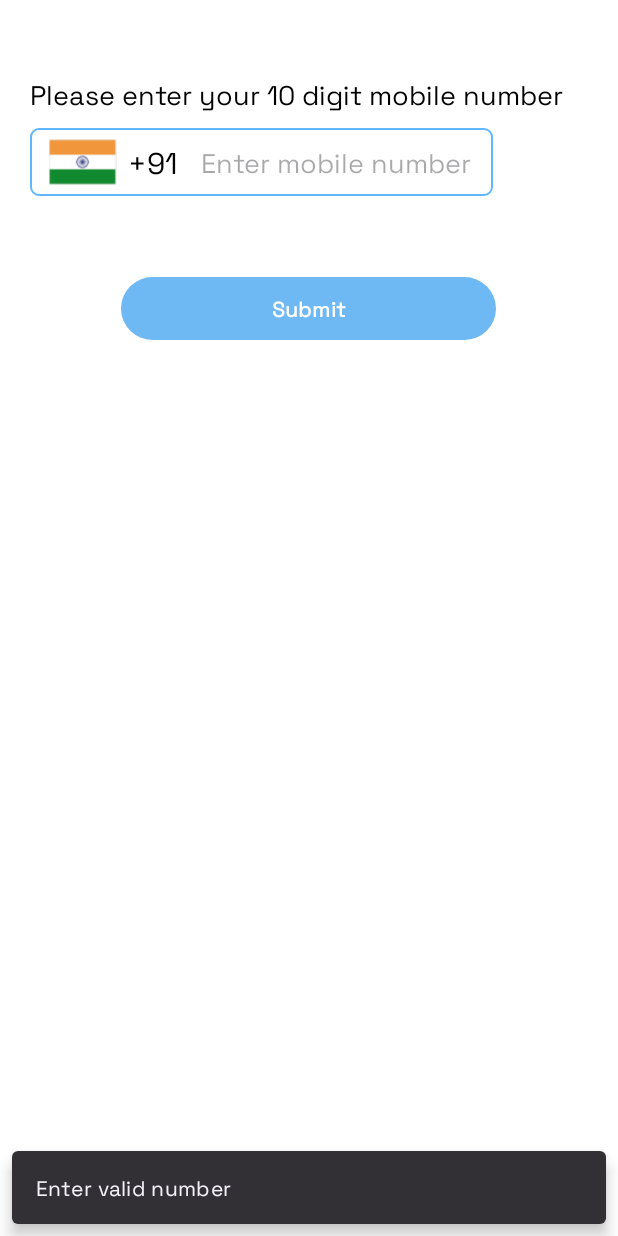
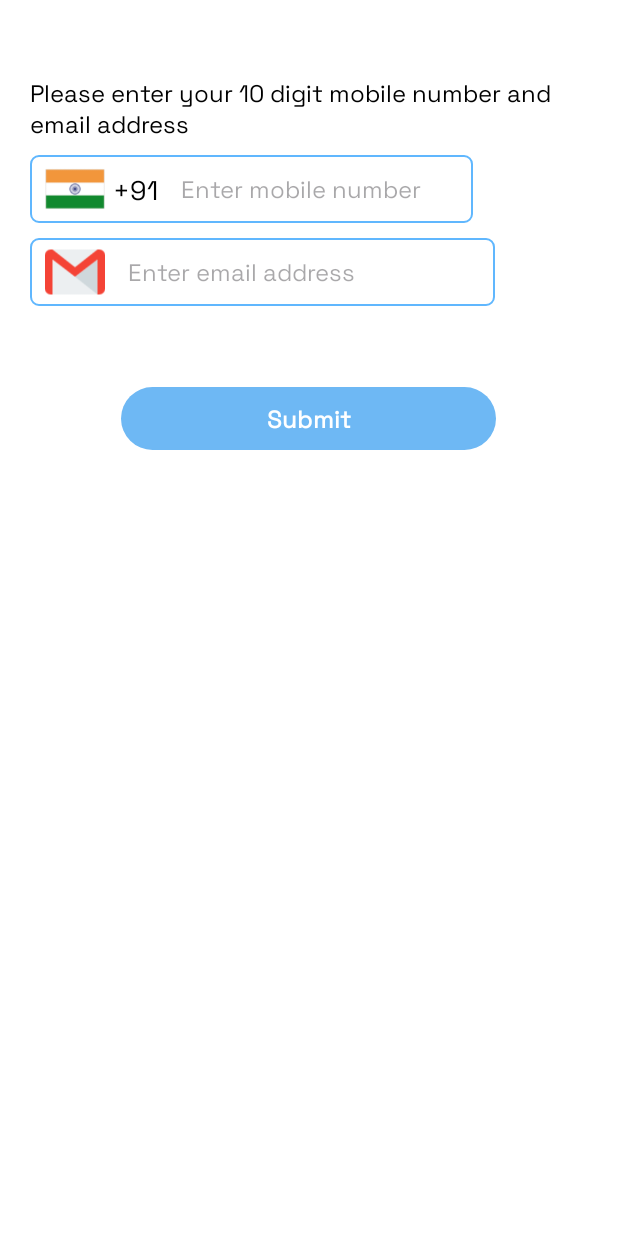
Before and after one commit to RG-67/cred_manager, an Android app: the ForgotPassActivity screen opened directly, with no data from a screen before it, after a tap on "Submit", on a phone screen of 412 x 824 dp. Run offline under Robolectric (Android 15) with nearby library versions, the phone set to English and light mode, and no system bars; our stand-ins replace Firebase (no records; nobody signed in at launch, a user with empty details on screens opened directly).

Commit message:
Forgot password section incomplete

```diff
--- a/app/src/main/java/com/project/credmanager/activity/ForgotPassActivity.kt
+++ b/app/src/main/java/com/project/credmanager/activity/ForgotPassActivity.kt
@@ -13,6 +13,7 @@ import androidx.activity.enableEdgeToEdge
 import androidx.appcompat.app.AppCompatActivity
 import androidx.core.view.ViewCompat
 import androidx.core.view.WindowInsetsCompat
+import androidx.lifecycle.ViewModelProvider
 import com.google.android.material.snackbar.Snackbar
 import com.google.firebase.FirebaseException
 import com.google.firebase.auth.FirebaseAuth
@@ -22,34 +23,57 @@ import com.google.firebase.auth.PhoneAuthOptions
 import com.google.firebase.auth.PhoneAuthProvider
 import com.project.credmanager.R
 import com.project.credmanager.databinding.ActivityForgotPassBinding
+import com.project.credmanager.network.ApiClient
+import com.project.credmanager.network.repository.UserDetailsRepo
+import com.project.credmanager.userViewModel.UserApiViewModel.UserApiViewModelFactory
+import com.project.credmanager.userViewModel.UserApiViewModel.UserDetailsApiViewModel
+import com.project.credmanager.utils.HandleUserInput
 import com.project.credmanager.utils.Loading
 import java.util.concurrent.TimeUnit
 
 class ForgotPassActivity : AppCompatActivity() {
 
     private lateinit var binding: ActivityForgotPassBinding
-    private var otp = ""
-    private var auth: FirebaseAuth? = null
+
+    //    private var otp = ""
+//    private var auth: FirebaseAuth? = null
+    private lateinit var userDetailsApiViewModel: UserDetailsApiViewModel
 
     override fun onCreate(savedInstanceState: Bundle?) {
         super.onCreate(savedInstanceState)
         binding = ActivityForgotPassBinding.inflate(layoutInflater)
         setContentView(binding.root)
 
-        auth = FirebaseAuth.getInstance()
+//        auth = FirebaseAuth.getInstance()
 
-        setClickMethod()
+        val apiInterface = ApiClient.apiInterface
+        userDetailsApiViewModel = ViewModelProvider(
+            this,
+            UserApiViewModelFactory(UserDetailsRepo(apiInterface), null)
+        )[UserDetailsApiViewModel::class.java]
+
+        userDetailsApiViewModel.getUserByPhone.observe(this) { user ->
+
+        }
+
+        binding.submitBtn.setOnClickListener {
+            handleUserInput()
+        }
 
     }
 
-    private fun setClickMethod() {
+    private fun handleUserInput() {
         binding.submitBtn.setOnClickListener {
             val number = binding.phoneNumber.text.toString()
-            if (number == "" || number.length != 10) {
-                Snackbar.make(this, binding.root, "Enter valid number", Snackbar.LENGTH_SHORT)
+            val email = binding.email.text.toString()
+
+            val result = HandleUserInput.checkVerifyPassInput(number, email)
+
+            if (result.second) {
+                Snackbar.make(this, binding.root, result.first, Snackbar.LENGTH_SHORT)
                     .show()
             } else {
-                sendOtp("+91" + number.trim())
+
             }
         }
 
@@ -61,8 +85,8 @@ class ForgotPassActivity : AppCompatActivity() {
             if (enteredOtp.length != 6) {
                 Snackbar.make(this, binding.root, "Enter OTP", Snackbar.LENGTH_SHORT).show()
             } else {
-                val credential = PhoneAuthProvider.getCredential(otp, enteredOtp)
-                signInWithCredential(credential)
+                /*val credential = PhoneAuthProvider.getCredential(otp, enteredOtp)
+                signInWithCredential(credential)*/
             }
         }
 
@@ -118,18 +142,8 @@ class ForgotPassActivity : AppCompatActivity() {
         }
     }
 
-    private fun sendOtp(number: String) {
-        Loading.showLoading(this)
-        val options = PhoneAuthOptions.newBuilder(auth!!)
-            .setPhoneNumber(number)
-            .setTimeout(60L, TimeUnit.SECONDS)
-            .setActivity(this)
-            .setCallbacks(callBack)
-            .build()
-        PhoneAuthProvider.verifyPhoneNumber(options)
-    }
 
-    private val callBack = object : PhoneAuthProvider.OnVerificationStateChangedCallbacks() {
+    /*private val callBack = object : PhoneAuthProvider.OnVerificationStateChangedCallbacks() {
         override fun onVerificationCompleted(credential: PhoneAuthCredential) {
             Loading.dismissLoading()
             signInWithCredential(credential)
@@ -179,7 +193,7 @@ class ForgotPassActivity : AppCompatActivity() {
                     }
                 }
             }
-    }
+    }*/
 
     private fun setPassVisibility(edtText: EditText, image: ImageView) {
         if (edtText.text.toString().isNotEmpty()) {
--- a/app/src/main/java/com/project/credmanager/network/ApiInterface.kt
+++ b/app/src/main/java/com/project/credmanager/network/ApiInterface.kt
@@ -63,6 +63,8 @@ interface ApiInterface {
 
     @DELETE(ApiConstants.deleteUserCred)
     suspend fun deleteUserCred(@QueryMap map: HashMap<String, String>): Response<DeleteUserCredRes>
+
+    @
     /*-----------------------------  *****  ------------------------------------*/
 
 }
--- a/app/src/main/res/layout/activity_forgot_pass.xml
+++ b/app/src/main/res/layout/activity_forgot_pass.xml
@@ -23,7 +23,7 @@
             android:layout_marginHorizontal="20dp"
             android:text="@string/enter_mobile_number_for_password_change"
             android:textColor="@color/black"
-            android:textSize="18sp" />
+            android:textSize="16sp" />
 
         <LinearLayout
             android:layout_width="wrap_content"
@@ -35,7 +35,7 @@
             android:orientation="horizontal">
 
             <ImageView
-                android:layout_width="50dp"
+                android:layout_width="40dp"
                 android:layout_height="match_parent"
                 android:layout_marginStart="10dp"
                 android:src="@drawable/flag" />
@@ -47,7 +47,7 @@
                 android:layout_marginEnd="10dp"
                 android:text="+91"
                 android:textColor="@color/black"
-                android:textSize="20sp" />
+                android:textSize="18sp" />
 
             <EditText
                 android:id="@+id/phoneNumber"
@@ -60,7 +60,36 @@
                 android:maxLength="10"
                 android:paddingHorizontal="5dp"
                 android:textColor="@color/charcoal"
-                android:textSize="18sp" />
+                android:textSize="16sp" />
+        </LinearLayout>
+
+        <LinearLayout
+            android:layout_width="wrap_content"
+            android:layout_height="45dp"
+            android:layout_marginHorizontal="20dp"
+            android:layout_marginTop="10dp"
+            android:background="@drawable/square_5_bg"
+            android:gravity="center"
+            android:orientation="horizontal">
+
+            <ImageView
+                android:layout_width="40dp"
+                android:layout_height="match_parent"
+                android:layout_marginStart="10dp"
+                android:src="@drawable/gmail"
+                android:layout_marginEnd="10dp"/>
+
+            <EditText
+                android:id="@+id/email"
+                android:layout_width="250dp"
+                android:layout_height="45dp"
+                android:background="@null"
+                android:gravity="center_vertical"
+                android:hint="Enter email address"
+                android:inputType="textEmailAddress"
+                android:paddingHorizontal="5dp"
+                android:textColor="@color/charcoal"
+                android:textSize="16sp" />
         </LinearLayout>
 
         <Button
@@ -71,6 +100,7 @@
             android:layout_marginTop="50dp"
             android:gravity="center"
             android:text="Submit"
+            android:textSize="16sp"
             android:textColor="@color/white"
             android:textStyle="bold" />
     </LinearLayout>
--- a/app/src/main/res/layout/activity_profile.xml
+++ b/app/src/main/res/layout/activity_profile.xml
@@ -104,8 +104,10 @@
                 android:layout_marginHorizontal="15dp"
                 android:layout_marginTop="5dp"
                 android:background="@drawable/square_5_bg"
+                android:clickable="false"
+                android:editable="false"
+                android:focusable="false"
                 android:hint="Enter mail id"
-                android:inputType="textEmailAddress"
                 android:paddingHorizontal="10dp"
                 android:singleLine="true"
                 android:textColor="@color/black"
--- a/app/src/main/res/values/strings.xml
+++ b/app/src/main/res/values/strings.xml
@@ -4,5 +4,5 @@
     <string name="profile">Profile</string>
     <string name="enter_otp">Please enter the 6-digit OTP sent to your registered number (%s)</string>
     <string name="change_password">Change the password for mobile number %s</string>
-    <string name="enter_mobile_number_for_password_change">Please enter your 10 digit mobile number</string>
+    <string name="enter_mobile_number_for_password_change">Please enter your 10 digit mobile number and email address</string>
 </resources>
```
Also changed, not shown: app/src/main/java/com/project/credmanager/utils/HandleUserInput.kt (+9 -0 lines), app/src/main/res/drawable/gmail.png (added).
